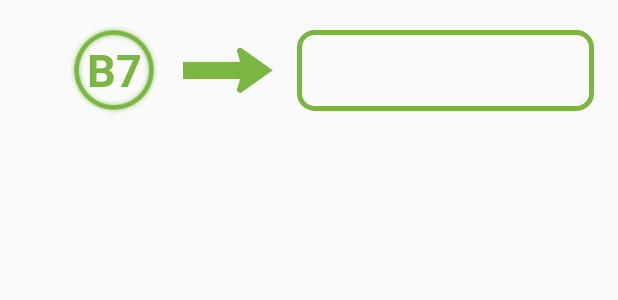
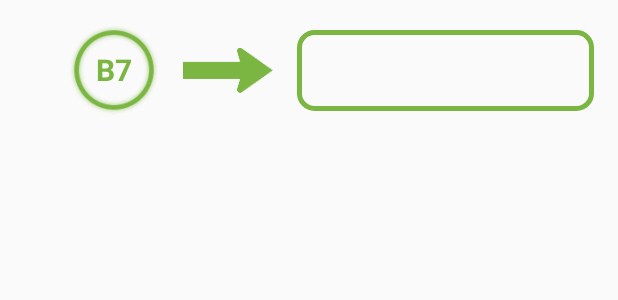
Before and after one commit to daydreamer219/AndroidMysmartlineV4-master, an Android app: the layout row_panel.xml on its own in the app's theme, with its tools: preview values and no code run, on a phone screen of 412 x 824 dp. Shown: the top 300 px of the screen. Run offline under Robolectric (Android 15) with nearby library versions, the phone set to English and light mode, and no system bars.

Commit message:
fix size

```diff
--- a/app/src/main/res/values-sw600dp/dimens.xml
+++ b/app/src/main/res/values-sw600dp/dimens.xml
@@ -14,5 +14,5 @@
     <dimen name="btn_width">120dp</dimen>
     <dimen name="btn_back_width">150dp</dimen>
     <dimen name="item_font_small_size">20sp</dimen>
-    <dimen name="item_font_large_size">60sp</dimen>
+    <dimen name="item_font_large_size">40sp</dimen>
 </resources>
--- a/app/src/main/res/values-sw720dp-land/dimens.xml
+++ b/app/src/main/res/values-sw720dp-land/dimens.xml
@@ -14,5 +14,5 @@
     <dimen name="btn_width">480dp</dimen>
     <dimen name="btn_back_width">640dp</dimen>
     <dimen name="item_font_small_size">80sp</dimen>
-    <dimen name="item_font_large_size">240sp</dimen>
+    <dimen name="item_font_large_size">160sp</dimen>
 </resources>
--- a/app/src/main/res/values-w820dp/dimens.xml
+++ b/app/src/main/res/values-w820dp/dimens.xml
@@ -15,5 +15,5 @@
     <dimen name="btn_width">240dp</dimen>
     <dimen name="btn_back_width">320dp</dimen>
     <dimen name="item_font_small_size">40sp</dimen>
-    <dimen name="item_font_large_size">120sp</dimen>
+    <dimen name="item_font_large_size">80sp</dimen>
 </resources>
--- a/app/src/main/res/values/dimens.xml
+++ b/app/src/main/res/values/dimens.xml
@@ -14,5 +14,5 @@
     <dimen name="btn_width">60dp</dimen>
     <dimen name="btn_back_width">80dp</dimen>
     <dimen name="item_font_small_size">10sp</dimen>
-    <dimen name="item_font_large_size">30sp</dimen>
+    <dimen name="item_font_large_size">20sp</dimen>
 </resources>
```
